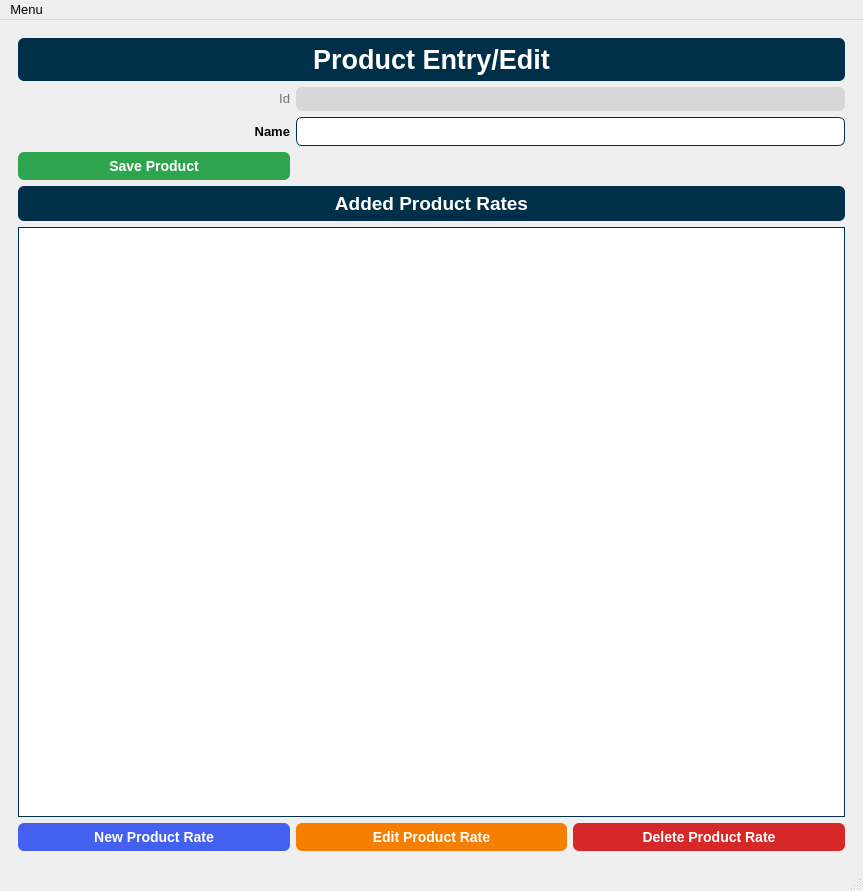
Old version of the form hqcpq/gui/ui_files/main_window.ui in the repository Soapey/HQCPQ.
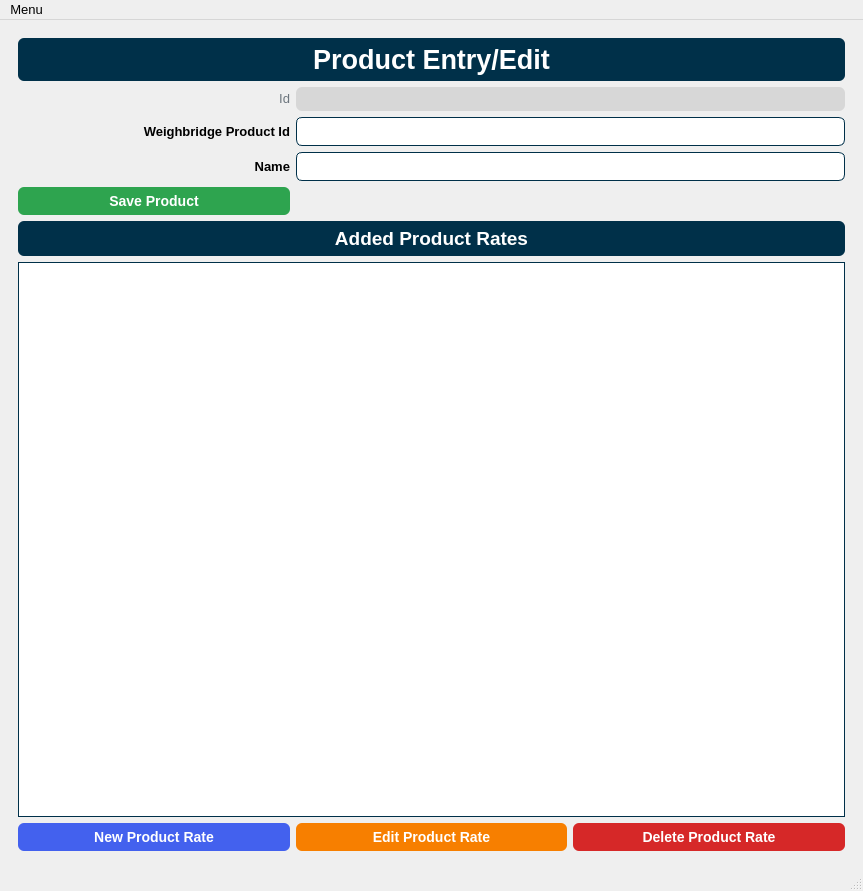
New version of the form. The open tabs and pages were chosen to show the change. Icons and pictures are not drawn.

Patch:
```diff
--- a/hqcpq/gui/ui_files/main_window.ui
+++ b/hqcpq/gui/ui_files/main_window.ui
@@ -1759,6 +1759,32 @@
           </property>
          </widget>
         </item>
+        <item row="2" column="0">
+         <widget class="QLabel" name="lblProductWeighbridgeProductId">
+          <property name="styleSheet">
+           <string notr="true">font-family: &quot;Helvetica&quot;;
+font-weight: 700;
+font-size: 10pt;</string>
+          </property>
+          <property name="text">
+           <string>Weighbridge Product Id</string>
+          </property>
+          <property name="alignment">
+           <set>Qt::AlignRight|Qt::AlignTrailing|Qt::AlignVCenter</set>
+          </property>
+         </widget>
+        </item>
+        <item row="2" column="1" colspan="2">
+         <widget class="QLineEdit" name="txtProductWeighbridgeProductId">
+          <property name="styleSheet">
+           <string notr="true">border: 1px solid #003049;
+border-radius: 6px;
+font-family: &quot;Helvetica&quot;;
+font-size: 10pt;
+padding: 5px;</string>
+          </property>
+         </widget>
+        </item>
        </layout>
       </widget>
       <widget class="QWidget" name="pageProductRateEntry">
```
Left out of the diff: 3 changed lines with no effect on the pictures.
